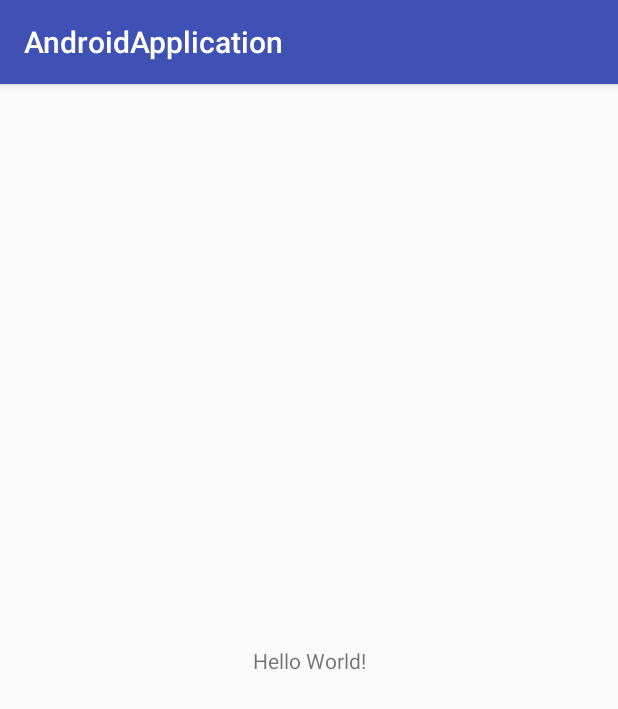
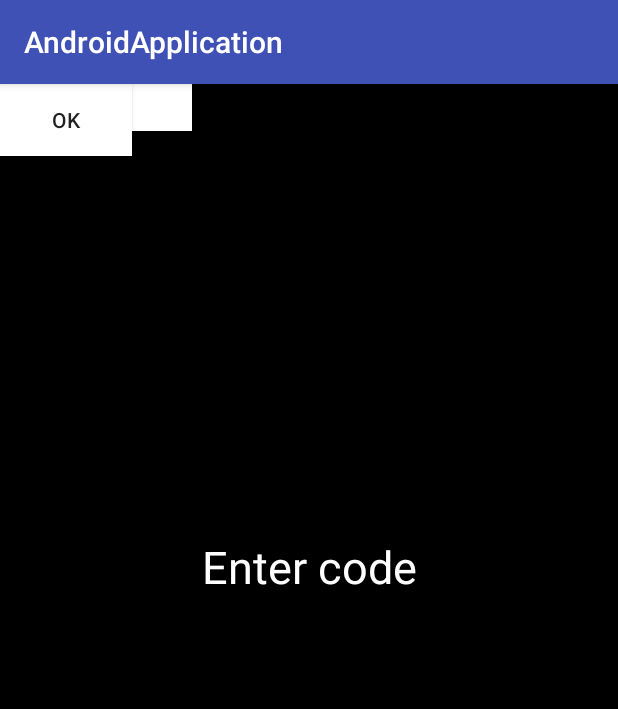
Before and after one commit to linuslagerhjelm/nk-ergonomics, an Android app: the screen it shows after launch (MainActivity), on a phone screen of 412 x 824 dp. Shown: the top 709 px of the screen. Run offline under Robolectric (Android 15) with nearby library versions, the phone set to English and light mode, and no system bars.

Commit message:
Started to work on the layout

```diff
--- a/AndroidApplication/app/src/main/java/com/example/jenny/androidapplication/Model/ServerConnection.java
+++ b/AndroidApplication/app/src/main/java/com/example/jenny/androidapplication/Model/ServerConnection.java
@@ -14,7 +14,7 @@ import java.net.URLConnection;
 
 public class ServerConnection {
         public static void main(String[] args) throws Exception {
-            URL content = new URL("localhost:4567");
+            URL content = new URL("http://localhost:4567");
             URLConnection mURLConnection = content.openConnection();
 
             BufferedReader reader = new BufferedReader(new InputStreamReader(mURLConnection.getInputStream()));
--- a/AndroidApplication/app/src/main/res/layout/activity_main.xml
+++ b/AndroidApplication/app/src/main/res/layout/activity_main.xml
@@ -4,15 +4,43 @@
     xmlns:tools="http://schemas.android.com/tools"
     android:layout_width="match_parent"
     android:layout_height="match_parent"
+    android:background="#000000"
     tools:context="com.example.jenny.androidapplication.MainActivity">
 
     <TextView
         android:layout_width="wrap_content"
         android:layout_height="wrap_content"
-        android:text="Hello World!"
+        android:text="Enter code"
+        android:textColor="#FFFFFF"
+        android:textSize="45px"
         app:layout_constraintBottom_toBottomOf="parent"
         app:layout_constraintLeft_toLeftOf="parent"
         app:layout_constraintRight_toRightOf="parent"
-        app:layout_constraintTop_toTopOf="parent" />
+        app:layout_constraintTop_toTopOf="parent"
+        app:layout_constraintVertical_bias="0.414" />
+
+    <EditText
+        android:id="@+id/editText"
+        android:layout_width="128dp"
+        android:layout_height="wrap_content"
+        android:background="#FFFFFF"
+        android:textAlignment="center"
+        android:paddingTop="3dp"
+        android:paddingBottom="3dp"
+        tools:layout_editor_absoluteY="241dp"
+        tools:layout_editor_absoluteX="128dp">
+
+        <requestFocus />
+
+    </EditText>
+
+    <Button
+        android:id="@+id/button3"
+        android:layout_width="wrap_content"
+        android:layout_height="wrap_content"
+        android:text="Ok"
+        android:background="#FFFFFF"
+        tools:layout_editor_absoluteX="148dp"
+        tools:layout_editor_absoluteY="280dp" />
 
 </android.support.constraint.ConstraintLayout>
--- a/AndroidApplication/app/src/main/res/values/colors.xml
+++ b/AndroidApplication/app/src/main/res/values/colors.xml
@@ -2,5 +2,5 @@
 <resources>
     <color name="colorPrimary">#3F51B5</color>
     <color name="colorPrimaryDark">#303F9F</color>
-    <color name="colorAccent">#FF4081</color>
+    <color name="colorAccent">#000000</color>
 </resources>
```
